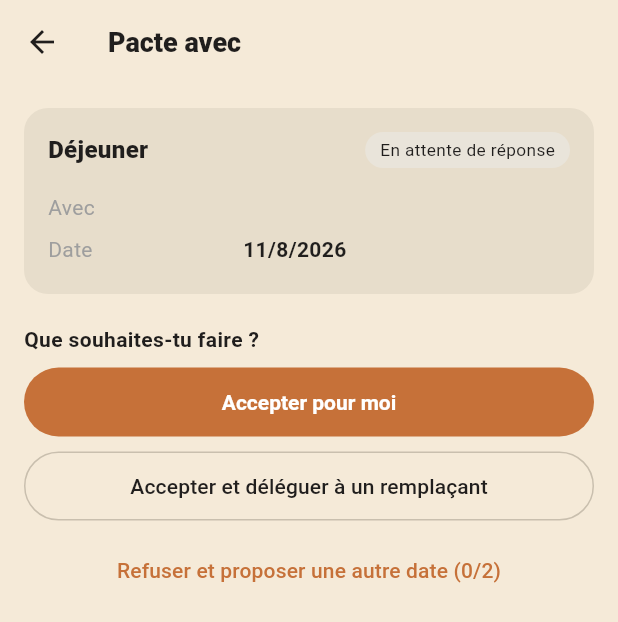
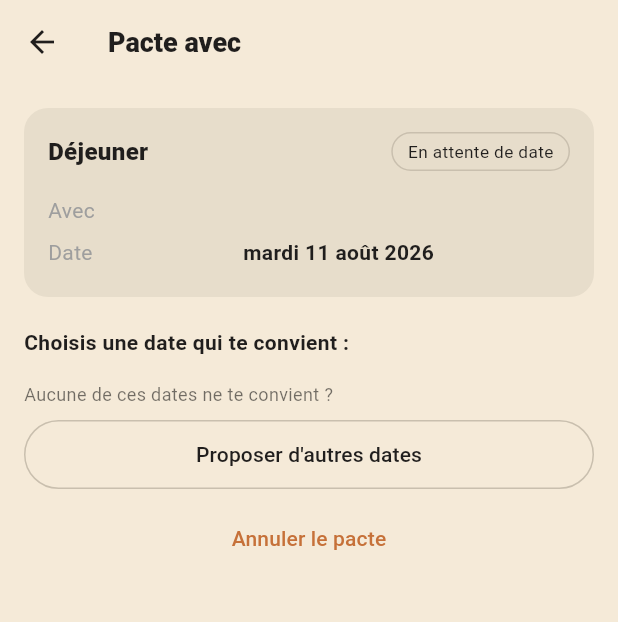
Before and after one commit to kevinarner/le_pacte, a Flutter app: the DetailPacteScreen screen opened directly with empty values, on a phone screen of 412 x 824 dp. Shown: the top 622 px of the screen. Run offline on Flutter 3.47's test engine with Material 3 defaults, Android fonts, the phone set to English and light mode, and no system bars; our stand-ins replace image_picker; Roboto replaces fonts that are missing (Georgia).

Commit message:
Allow proposing multiple dates and negotiating up to 2 rounds
The pact creator now proposes one or more candidate dates instead of
a single fixed one. The recipient picks whichever suits them, or —
if none do — counter-proposes their own date(s); the creator then
gets the same choice. After 2 rounds of counter-proposals with no
match, only cancelling the pact remains (no third round).

Model: Pacte.date/dateAutomatique/nombreRefus replaced by
datesProposees (current offer on the table), dateRetenue (final
agreed date) and nombreEchangesDate (round counter). StatutPacte gains
enAttenteChoixDateDestinataire/Initiateur, replacing the dead-end
refuseContreProposition status.

New: lib/widgets/dates_form.dart (reusable multi-date picker, used on
pact creation and for counter-proposals) and
lib/screens/detail_pacte/bloc_choix_date.dart (the pick/counter/cancel
screen shown to whoever's turn it is). BlocReponse (accept/delegate/
decline) is simplified since it now only runs once a date is settled.

Co-Authored-By: Claude Sonnet 5 <noreply@anthropic.com>
Claude-Session: https://claude.ai/code/session_016L6SUTJygDZPTq4He5HGk8

```diff
--- a/lib/models/pacte.dart
+++ b/lib/models/pacte.dart
@@ -6,26 +6,26 @@ import 'type_repas.dart';
 class Pacte {
   final String id;
   final TypeRepas type;
-  DateTime? date;
-  final bool dateAutomatique;
+  List<DateTime> datesProposees;
+  DateTime? dateRetenue;
+  int nombreEchangesDate;
   final List<Restaurant> restaurantsProposes;
   Restaurant? restaurantRetenu;
   List<int>? classementInitiateur; // indices des restaurants, du préféré au moins préféré
   List<int>? classementDestinataire;
   StatutPacte statut;
-  int nombreRefus;
   final CotePacte initiateur;
   final CotePacte destinataire;
 
   Pacte({
     required this.id,
     required this.type,
-    required this.date,
-    required this.dateAutomatique,
+    required this.datesProposees,
+    this.dateRetenue,
+    this.nombreEchangesDate = 0,
     required this.restaurantsProposes,
     required this.initiateur,
     required this.destinataire,
-    this.statut = StatutPacte.enAttenteReponse,
-    this.nombreRefus = 0,
+    this.statut = StatutPacte.enAttenteChoixDateDestinataire,
   });
 }
--- a/lib/models/statut_pacte.dart
+++ b/lib/models/statut_pacte.dart
@@ -1,6 +1,7 @@
 enum StatutPacte {
+  enAttenteChoixDateDestinataire,
+  enAttenteChoixDateInitiateur,
   enAttenteReponse,
-  refuseContreProposition,
   accepteEnAttenteClassement,
   confirme,
   maintenu,
@@ -10,10 +11,11 @@ enum StatutPacte {
 extension StatutPacteLibelle on StatutPacte {
   String get libelle {
     switch (this) {
+      case StatutPacte.enAttenteChoixDateDestinataire:
+      case StatutPacte.enAttenteChoixDateInitiateur:
+        return 'En attente de date';
       case StatutPacte.enAttenteReponse:
         return 'En attente de réponse';
-      case StatutPacte.refuseContreProposition:
-        return 'Contre-proposition envoyée';
       case StatutPacte.accepteEnAttenteClassement:
         return 'Accepté — classement des restaurants à faire';
       case StatutPacte.confirme:
--- a/lib/screens/accueil/accueil_screen.dart
+++ b/lib/screens/accueil/accueil_screen.dart
@@ -131,19 +131,25 @@ class _AccueilScreenState extends State<AccueilScreen> {
                   ],
                 ),
                 const SizedBox(height: 6),
-                if (pacte.date != null)
+                if (pacte.dateRetenue != null)
                   Text(
                     '${pacte.type == TypeRepas.dejeuner ? 'Déjeuner' : 'Dîner'} · '
-                    '${pacte.date!.day}/${pacte.date!.month}/${pacte.date!.year}',
+                    '${pacte.dateRetenue!.day}/${pacte.dateRetenue!.month}/${pacte.dateRetenue!.year}',
+                    style: const TextStyle(color: Colors.black54, fontSize: 13),
+                  )
+                else if (pacte.datesProposees.isNotEmpty)
+                  Text(
+                    '${pacte.type == TypeRepas.dejeuner ? 'Déjeuner' : 'Dîner'} · '
+                    '${pacte.datesProposees.length} date${pacte.datesProposees.length > 1 ? 's' : ''} proposée${pacte.datesProposees.length > 1 ? 's' : ''}',
                     style: const TextStyle(color: Colors.black54, fontSize: 13),
                   ),
-                if (pacte.date != null) ...[
+                if (pacte.dateRetenue != null) ...[
                   const SizedBox(height: 6),
                   Row(
                     children: [
                       const Icon(Icons.access_time, size: 14, color: Colors.black45),
                       const SizedBox(width: 4),
-                      Text(_libelleRelatif(pacte.date!),
+                      Text(_libelleRelatif(pacte.dateRetenue!),
                           style: const TextStyle(color: Colors.black45, fontSize: 12)),
                     ],
                   ),
--- /dev/null
+++ b/lib/screens/detail_pacte/bloc_choix_date.dart
@@ -0,0 +1,126 @@
+import 'package:flutter/material.dart';
+
+import '../../models/pacte.dart';
+import '../../models/statut_pacte.dart';
+import '../../utils/date_fr.dart';
+import '../../widgets/dates_form.dart';
+
+/// Nombre maximum d'allers-retours de négociation avant annulation
+/// automatique du pacte (aucune date trouvée).
+const int maxEchangesDate = 2;
+
+/// Bloc affiché au participant dont c'est le tour de choisir une date
+/// parmi celles proposées par l'autre — ou d'en proposer d'autres,
+/// dans la limite de [maxEchangesDate] allers-retours.
+class BlocChoixDate extends StatefulWidget {
+  final Pacte pacte;
+  final bool jeSuisInitiateur;
+  final VoidCallback onChanged;
+
+  const BlocChoixDate({
+    super.key,
+    required this.pacte,
+    required this.jeSuisInitiateur,
+    required this.onChanged,
+  });
+
+  @override
+  State<BlocChoixDate> createState() => _BlocChoixDateState();
+}
+
+class _BlocChoixDateState extends State<BlocChoixDate> {
+  bool contrePropositionEnCours = false;
+  final List<DateTime> nouvellesDates = [];
+
+  @override
+  Widget build(BuildContext context) {
+    if (contrePropositionEnCours) {
+      return _buildContreProposition();
+    }
+
+    final pacte = widget.pacte;
+    final peutContreProposer = pacte.nombreEchangesDate < maxEchangesDate;
+
+    return Column(
+      crossAxisAlignment: CrossAxisAlignment.stretch,
+      children: [
+        const Text('Choisis une date qui te convient :',
+            style: TextStyle(fontWeight: FontWeight.bold)),
+        const SizedBox(height: 8),
+        for (final date in pacte.datesProposees)
+          Card(
+            child: ListTile(
+              leading: const Icon(Icons.calendar_today),
+              title: Text(formaterDateEnToutesLettres(date)),
+              trailing: const Icon(Icons.chevron_right),
+              onTap: () => _choisirDate(date),
+            ),
+          ),
+        const SizedBox(height: 8),
+        if (peutContreProposer) ...[
+          const Text(
+            "Aucune de ces dates ne te convient ?",
+            style: TextStyle(fontSize: 12, color: Colors.black54),
+          ),
+          const SizedBox(height: 8),
+          OutlinedButton(
+            onPressed: () => setState(() => contrePropositionEnCours = true),
+            child: const Text("Proposer d'autres dates"),
+          ),
+        ] else
+          const Text(
+            "Dernière proposition : si aucune de ces dates ne convient, "
+            "le pacte sera annulé.",
+            style: TextStyle(fontSize: 12, color: Colors.black54),
+          ),
+        const SizedBox(height: 8),
+        TextButton(onPressed: _annuler, child: const Text('Annuler le pacte')),
+      ],
+    );
+  }
+
+  Widget _buildContreProposition() {
+    return Column(
+      crossAxisAlignment: CrossAxisAlignment.stretch,
+      children: [
+        const Text('Propose une ou plusieurs nouvelles dates :',
+            style: TextStyle(fontWeight: FontWeight.bold)),
+        const SizedBox(height: 8),
+        DatesForm(dates: nouvellesDates, onChanged: () => setState(() {})),
+        const SizedBox(height: 12),
+        FilledButton(
+          onPressed: nouvellesDates.isNotEmpty ? _validerContreProposition : null,
+          child: const Text('Envoyer ces dates'),
+        ),
+        const SizedBox(height: 8),
+        TextButton(
+          onPressed: () => setState(() {
+            contrePropositionEnCours = false;
+            nouvellesDates.clear();
+          }),
+          child: const Text('Retour'),
+        ),
+      ],
+    );
+  }
+
+  void _choisirDate(DateTime date) {
+    widget.pacte.dateRetenue = date;
+    widget.pacte.statut = StatutPacte.enAttenteReponse;
+    widget.onChanged();
+  }
+
+  void _validerContreProposition() {
+    widget.pacte.datesProposees = List.of(nouvellesDates);
+    widget.pacte.nombreEchangesDate += 1;
+    widget.pacte.statut = widget.jeSuisInitiateur
+        ? StatutPacte.enAttenteChoixDateDestinataire
+        : StatutPacte.enAttenteChoixDateInitiateur;
+    widget.onChanged();
+  }
+
+  void _annuler() {
+    widget.pacte.statut = StatutPacte.annule;
+    widget.onChanged();
+  }
+}
--- a/lib/screens/detail_pacte/bloc_reponse.dart
+++ b/lib/screens/detail_pacte/bloc_reponse.dart
@@ -34,16 +34,11 @@ class BlocReponse extends StatelessWidget {
         ),
         const SizedBox(height: 8),
         TextButton(
-          onPressed: pacte.nombreRefus >= 2
-              ? null
-              : () {
-                  pacte.nombreRefus += 1;
-                  pacte.statut = StatutPacte.refuseContreProposition;
-                  onChanged();
-                },
-          child: Text(pacte.nombreRefus >= 2
-              ? 'Refuser (limite de 2 refus atteinte)'
-              : 'Refuser et proposer une autre date (${pacte.nombreRefus}/2)'),
+          onPressed: () {
+            pacte.statut = StatutPacte.annule;
+            onChanged();
+          },
+          child: const Text('Refuser le pacte'),
         ),
       ],
     );
@@ -57,7 +52,7 @@ class BlocReponse extends StatelessWidget {
           cote: pacte.destinataire,
           nomAutrePartie: pacte.initiateur.nomTitulaire,
           type: pacte.type,
-          date: pacte.date,
+          dates: pacte.dateRetenue != null ? [pacte.dateRetenue!] : [],
         ),
       ),
     );
--- a/lib/screens/detail_pacte/choisir_remplacant_screen.dart
+++ b/lib/screens/detail_pacte/choisir_remplacant_screen.dart
@@ -11,14 +11,14 @@ class ChoisirRemplacantScreen extends StatefulWidget {
   final CotePacte cote;
   final String nomAutrePartie;
   final TypeRepas type;
-  final DateTime? date;
+  final List<DateTime> dates;
 
   const ChoisirRemplacantScreen({
     super.key,
     required this.cote,
     required this.nomAutrePartie,
     required this.type,
-    required this.date,
+    required this.dates,
   });
 
   @override
@@ -47,7 +47,7 @@ class _ChoisirRemplacantScreenState extends State<ChoisirRemplacantScreen> {
             remplacants: remplacants,
             nomAutrePartie: widget.nomAutrePartie,
             type: widget.type,
-            date: widget.date,
+            dates: widget.dates,
             onChanged: () => setState(() {}),
           ),
           if (valides.length >= 2) ...[
--- a/lib/screens/detail_pacte/detail_pacte_screen.dart
+++ b/lib/screens/detail_pacte/detail_pacte_screen.dart
@@ -4,8 +4,10 @@ import '../../models/pacte.dart';
 import '../../models/statut_pacte.dart';
 import '../../models/type_repas.dart';
 import '../../theme/app_theme.dart';
+import '../../utils/date_fr.dart';
 import '../../widgets/ligne_info.dart';
 import 'bloc_cascade.dart';
+import 'bloc_choix_date.dart';
 import 'bloc_classement.dart';
 import 'bloc_epilogue.dart';
 import 'bloc_reponse.dart';
@@ -62,10 +64,15 @@ class _DetailPacteScreenState extends State<DetailPacteScreen> {
                   ),
                   const SizedBox(height: 12),
                   LigneInfo(label: 'Avec', valeur: cotePartenaire.nomTitulaire),
-                  if (pacte.date != null)
+                  if (pacte.dateRetenue != null)
                     LigneInfo(
                       label: 'Date',
-                      valeur: '${pacte.date!.day}/${pacte.date!.month}/${pacte.date!.year}',
+                      valeur: formaterDateEnToutesLettres(pacte.dateRetenue!),
+                    )
+                  else if (pacte.datesProposees.isNotEmpty)
+                    LigneInfo(
+                      label: 'Dates proposées',
+                      valeur: pacte.datesProposees.map(formaterDateEnToutesLettres).join(', '),
                     ),
                   if (pacte.restaurantRetenu != null) ...[
                     const Divider(height: 24),
@@ -78,6 +85,15 @@ class _DetailPacteScreenState extends State<DetailPacteScreen> {
             ),
           ),
           const SizedBox(height: 20),
+
+          // --- Cas : c'est mon tour de choisir (ou contre-proposer) une date ---
+          if ((jeSuisInitiateur && pacte.statut == StatutPacte.enAttenteChoixDateInitiateur) ||
+              (!jeSuisInitiateur && pacte.statut == StatutPacte.enAttenteChoixDateDestinataire))
+            BlocChoixDate(
+              pacte: pacte,
+              jeSuisInitiateur: jeSuisInitiateur,
+              onChanged: () => setState(() {}),
+            ),
 
           // --- Cas : je suis le destinataire et le pacte attend ma réponse ---
           if (!jeSuisInitiateur && pacte.statut == StatutPacte.enAttenteReponse)
--- a/lib/theme/app_theme.dart
+++ b/lib/theme/app_theme.dart
@@ -26,14 +26,15 @@ class StatutTag {
 
 StatutTag statutTag(StatutPacte statut) {
   switch (statut) {
-    case StatutPacte.enAttenteReponse:
-      return const StatutTag(fond: AppColors.neutre, texte: AppColors.texte);
-    case StatutPacte.refuseContreProposition:
+    case StatutPacte.enAttenteChoixDateDestinataire:
+    case StatutPacte.enAttenteChoixDateInitiateur:
       return StatutTag(
         fond: Colors.transparent,
         texte: AppColors.texte,
         bordure: AppColors.outline,
       );
+    case StatutPacte.enAttenteReponse:
+      return const StatutTag(fond: AppColors.neutre, texte: AppColors.texte);
     case StatutPacte.accepteEnAttenteClassement:
       return const StatutTag(fond: AppColors.saugeClair, texte: AppColors.sauge);
     case StatutPacte.confirme:
--- a/lib/utils/date_fr.dart
+++ b/lib/utils/date_fr.dart
@@ -25,3 +25,14 @@ const moisAnnee = [
 
 String formaterDateEnToutesLettres(DateTime d) =>
     '${joursSemaine[d.weekday - 1]} ${d.day} ${moisAnnee[d.month - 1]} ${d.year}';
+
+/// Seuls les lundi, mardi et mercredi sont autorisés pour un pacte.
+bool estJourAutorise(DateTime d) => d.weekday <= DateTime.wednesday;
+
+DateTime prochainJourAutorise(DateTime d) {
+  var date = d;
+  while (!estJourAutorise(date)) {
+    date = date.add(const Duration(days: 1));
+  }
+  return date;
+}
--- a/lib/widgets/remplacants_form.dart
+++ b/lib/widgets/remplacants_form.dart
@@ -16,7 +16,7 @@ class RemplacantsForm extends StatefulWidget {
   /// Contexte du pacte, utilisé pour rédiger le message d'invitation SMS.
   final String nomAutrePartie;
   final TypeRepas type;
-  final DateTime? date;
+  final List<DateTime> dates;
 
   const RemplacantsForm({
     super.key,
@@ -24,7 +24,7 @@ class RemplacantsForm extends StatefulWidget {
     required this.onChanged,
     required this.nomAutrePartie,
     required this.type,
-    required this.date,
+    required this.dates,
     this.minimum = 2,
   });
 
@@ -167,6 +167,12 @@ class _RemplacantsFormState extends State<RemplacantsForm> {
     });
   }
 
+  String get _phraseDate {
+    if (widget.dates.isEmpty) return "(la date n'est pas encore fixée)";
+    if (widget.dates.length == 1) return 'le ${formaterDateEnToutesLettres(widget.dates.first)}';
+    return 'le ${widget.dates.map(formaterDateEnToutesLettres).join(' ou le ')}';
+  }
+
   Future<void> _inviterParSms(Remplacant r) async {
     final numero = r.telephone.trim();
     if (numero.isEmpty) {
@@ -179,9 +185,7 @@ class _RemplacantsFormState extends State<RemplacantsForm> {
     final salutation = prenom.isNotEmpty ? 'Hello $prenom' : 'Hello';
     final autre = widget.nomAutrePartie.trim().isNotEmpty ? widget.nomAutrePartie.trim() : 'mon ami';
     final verbe = widget.type == TypeRepas.dejeuner ? 'déjeuner' : 'dîner';
-    final phraseDate = widget.date == null
-        ? "(la date n'est pas encore fixée)"
-        : 'le ${formaterDateEnToutesLettres(widget.date!)}';
+    final phraseDate = _phraseDate;
     final message = "$salutation, j'ai fait un pacte avec $autre et j'aimerais que tu fasses partie "
         "de mes remplaçants.\n"
         "Le principe : je vais $verbe avec $autre $phraseDate. Si par malheur j'ai un empêchement, "
```
Also changed, not shown: lib/screens/creer_pacte/creer_pacte_screen.dart (+18 -36 lines), lib/widgets/dates_form.dart (added, +93 -0 lines).
